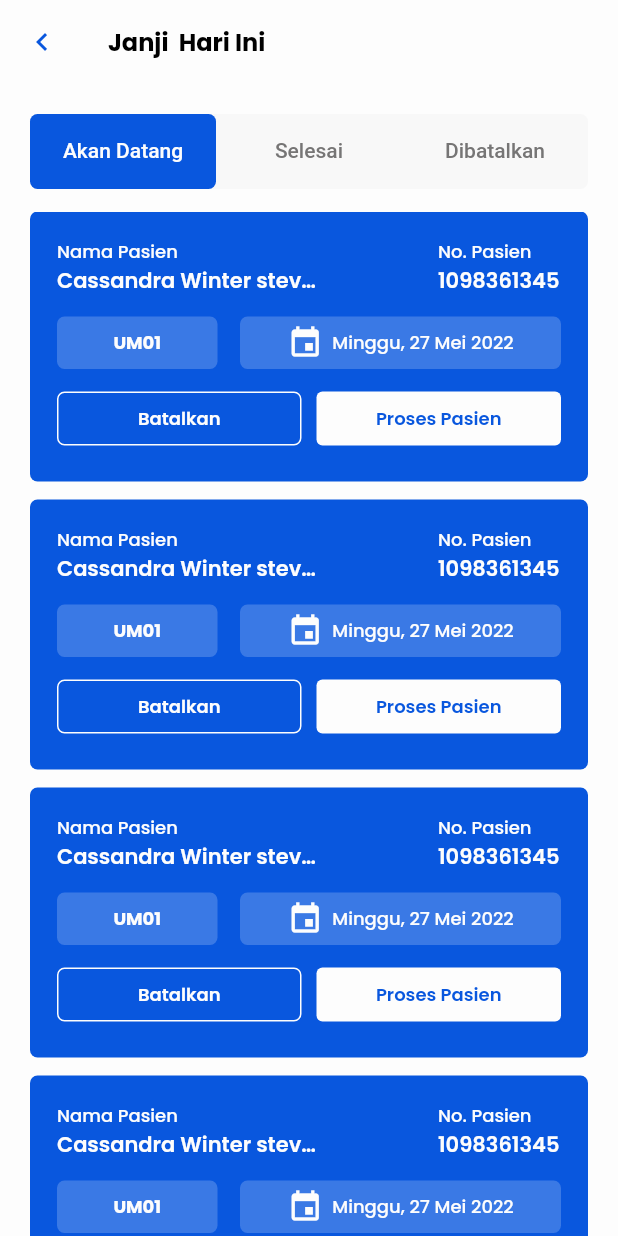
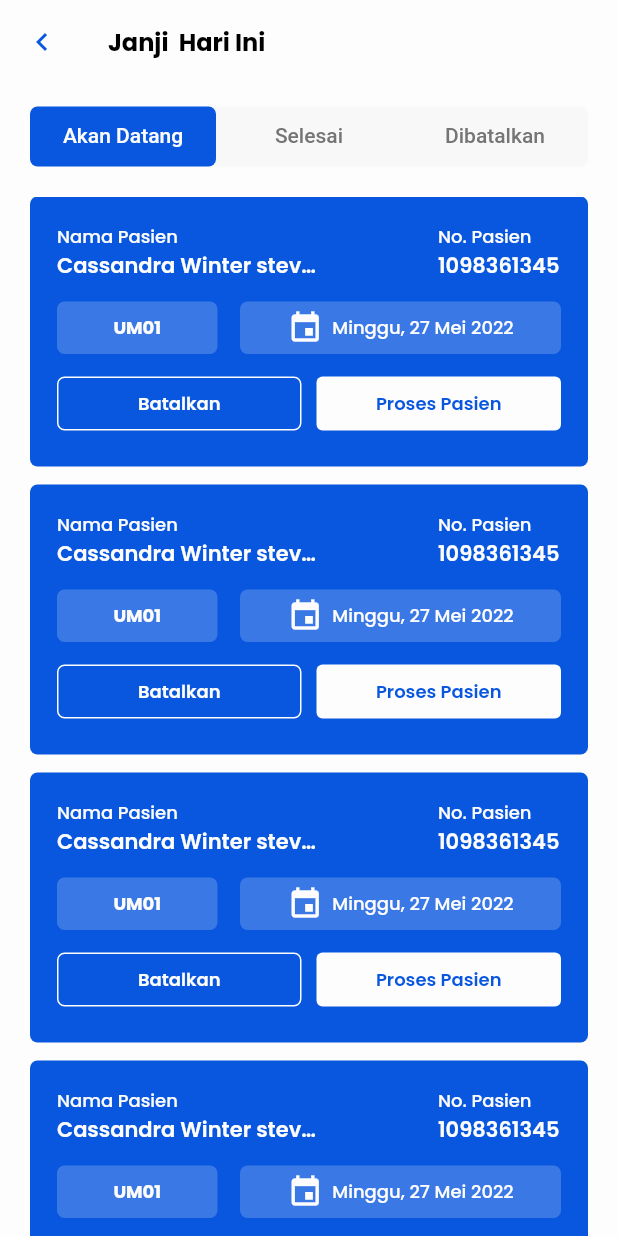
Before and after one commit to Hospital-Management-System-Group-34/FE-Mobile, a Flutter app: the JadwalScreen screen opened directly, on a phone screen of 412 x 824 dp. Run offline on Flutter 3.47's test engine with Material 2 defaults, Android fonts, the phone set to English and light mode, and no system bars; our stand-ins replace flutter_svg, google_fonts.

Commit message:
memperbaiki tampilan

```diff
--- a/hospital_management_system/lib/view/screens/jadwal_screen.dart
+++ b/hospital_management_system/lib/view/screens/jadwal_screen.dart
@@ -27,11 +27,15 @@ class _JadwalScreenState extends State<JadwalScreen> {
           ),
         ),
         body: Padding(
-          padding: const EdgeInsets.only(top: 20, right: 20, left: 20),
+          padding: const EdgeInsets.only(
+            top: 15,
+          ),
           child: Column(
             children: [
-              Container(
-                height: 50,
+              Padding(
+                padding: const EdgeInsets.symmetric(horizontal: 20),
+                child: Container(
+                  height: 40,
                   decoration: BoxDecoration(
                     color: MyColors.unselectedTabBar(),
                     borderRadius: BorderRadius.circular(5),
@@ -56,8 +60,9 @@ class _JadwalScreenState extends State<JadwalScreen> {
                     ],
                   ),
                 ),
+              ),
               const SizedBox(
-                height: 15,
+                height: 20,
               ),
               Expanded(
                 child: TabBarView(
@@ -76,7 +81,9 @@ class _JadwalScreenState extends State<JadwalScreen> {
   }
 
   Widget akanDatang() {
-    return ListView.builder(
+    return Padding(
+      padding: const EdgeInsets.symmetric(horizontal: 20),
+      child: ListView.builder(
         itemCount: 10,
         physics: const BouncingScrollPhysics(),
         itemBuilder: (context, index) {
@@ -85,11 +92,14 @@ class _JadwalScreenState extends State<JadwalScreen> {
             child: jadwalAkanDatangCard(context),
           );
         },
+      ),
     );
   }
 
   Widget selesai() {
-    return ListView.builder(
+    return Padding(
+      padding: const EdgeInsets.symmetric(horizontal: 20),
+      child: ListView.builder(
         itemCount: 10,
         physics: const BouncingScrollPhysics(),
         itemBuilder: (context, index) {
@@ -98,11 +108,14 @@ class _JadwalScreenState extends State<JadwalScreen> {
             child: jadwalSelesaiCard(),
           );
         },
+      ),
     );
   }
 
   Widget diBatalkan() {
-    return ListView.builder(
+    return Padding(
+      padding: const EdgeInsets.symmetric(horizontal: 20),
+      child: ListView.builder(
         itemCount: 10,
         physics: const BouncingScrollPhysics(),
         itemBuilder: (context, index) {
@@ -111,6 +124,7 @@ class _JadwalScreenState extends State<JadwalScreen> {
             child: jadwalBatalCard(),
           );
         },
+      ),
     );
   }
 }
```
Lines whose indentation alone changed are shown as unchanged.
